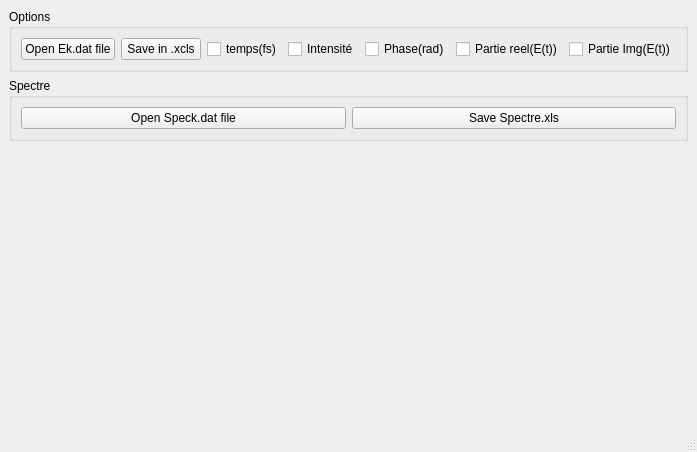
The window that frog_file.ui (FabL91/Lecture-.dat) describes before a commit, drawn with Qt 5.
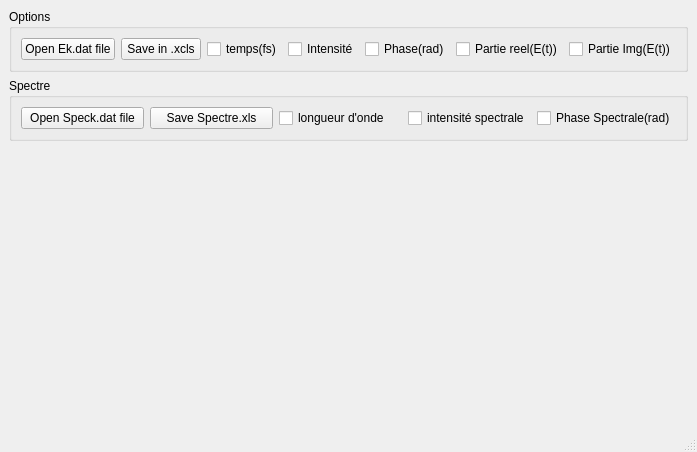
The same window after the commit.

Commit message: mise à jour

Diff of the .ui file:
```diff
--- a/frog_file.ui
+++ b/frog_file.ui
@@ -93,6 +93,27 @@
          </property>
         </widget>
        </item>
+       <item>
+        <widget class="QCheckBox" name="longueurOnde">
+         <property name="text">
+          <string>longueur d'onde</string>
+      </property>
+     </widget>
+    </item>
+       <item>
+        <widget class="QCheckBox" name="intensiteSpectrale">
+         <property name="text">
+          <string>intensité spectrale</string>
+   </property>
+  </widget>
+       </item>
+       <item>
+        <widget class="QCheckBox" name="phaseSpectrale">
+         <property name="text">
+          <string>Phase Spectrale(rad)</string>
+         </property>
+ </widget>
+       </item>
       </layout>
      </widget>
     </item>
```
The commit also changes 1 other file.
